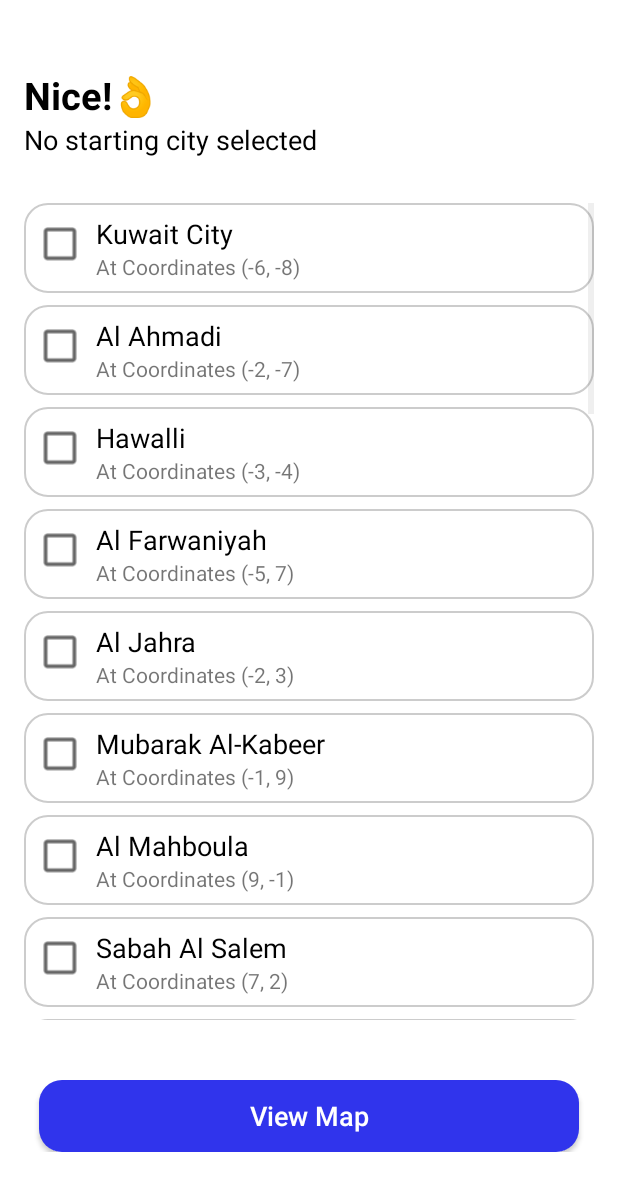
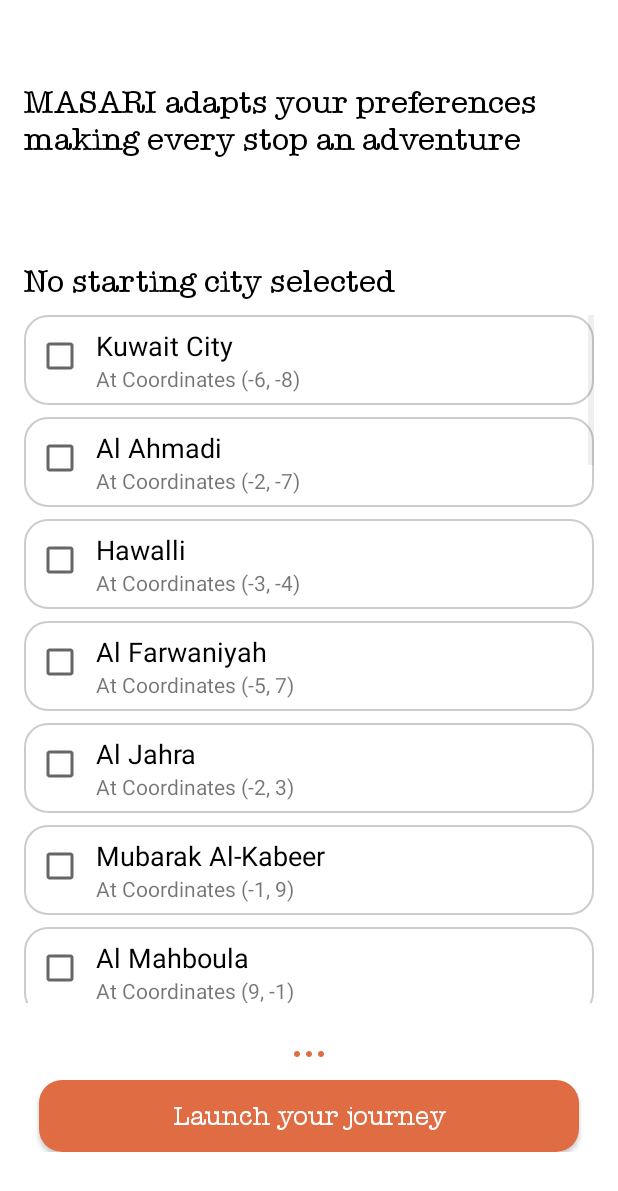
Before and after one commit to rayfadhli13/Masari_2.0, an Android app: the ThirdActivity screen opened directly, with no data from a screen before it, on a phone screen of 412 x 824 dp. Shown: the top 1191 px of the screen. Run offline under Robolectric (Android 15) with nearby library versions, the phone set to English and light mode, and no system bars; libraries missing offline, so code that uses them is left out: com.chaquo.python.

Commit message:
orange desin

```diff
--- a/app/src/main/res/drawable/rounded_background.xml
+++ b/app/src/main/res/drawable/rounded_background.xml
@@ -1,6 +1,6 @@
 <?xml version="1.0" encoding="utf-8"?>
 <shape xmlns:android="http://schemas.android.com/apk/res/android">
-    <solid android:color="#3034ec"/>
+    <solid android:color="#e06c44"/>
     <corners android:radius="15dp"/>
     <padding android:left="10dp" android:top="10dp" android:right="10dp" android:bottom="10dp"/>
 </shape>
--- a/app/src/main/res/layout/activity_third.xml
+++ b/app/src/main/res/layout/activity_third.xml
@@ -2,65 +2,86 @@
 <LinearLayout xmlns:android="http://schemas.android.com/apk/res/android"
     android:layout_width="match_parent"
     android:layout_height="match_parent"
+    android:background="#FFFFFF"
     android:orientation="vertical"
-    android:padding="16dp"
-    android:background="#FFFFFF">
+    android:padding="16dp">
+
     <TextView
         android:id="@+id/textView_appName"
         android:layout_width="wrap_content"
         android:layout_height="wrap_content"
+        android:layout_alignParentStart="true"
         android:layout_alignParentTop="true"
-        android:layout_alignParentStart="true"
-        android:layout_marginTop="30dp"
-        android:text="Nice!👌"
-        android:textStyle="bold"
-        android:textSize="25sp"
-        android:textColor="#000000" />
+        android:layout_marginTop="40dp"
+        android:fontFamily="@font/american_typewriter"
+        android:text="MASARI adapts your preferences\nmaking every stop an adventure"
+        android:textColor="#000000"
+        android:textSize="21sp" />
+
     <TextView
         android:id="@+id/tvSelectedCity"
         android:layout_width="wrap_content"
         android:layout_height="wrap_content"
-        android:layout_marginTop="0dp"
-        android:layout_marginBottom="30dp"
-        android:textSize="18sp"
+        android:layout_alignParentTop="true"
+        android:layout_centerHorizontal="true"
+        android:layout_marginTop="70dp"
+        android:layout_marginBottom="10dp"
+        android:fontFamily="@font/american_typewriter"
         android:text="Select your destinations\nNote: order is not important "
         android:textColor="#000000"
-        android:layout_alignParentTop="true"
-        android:layout_centerHorizontal="true"/>
+        android:textSize="21sp" />
+
     <ListView
         android:id="@+id/listViewCities"
         android:layout_width="match_parent"
         android:layout_height="0dp"
         android:layout_weight="1"
+        android:choiceMode="multipleChoice"
         android:divider="@null"
-        android:layout_marginBottom="30dp"
-        android:dividerHeight="0dp"
-        android:choiceMode="multipleChoice"/>
+        android:dividerHeight="0dp" />
+
+    <TextView
+        android:id="@+id/more"
+        android:layout_width="match_parent"
+        android:layout_height="wrap_content"
+        android:ellipsize="end"
+        android:fontFamily="@font/american_typewriter"
+        android:padding="8dp"
+        android:singleLine="true"
+        android:text="..."
+        android:textAlignment="center"
+        android:textColor="#e06c44"
+        android:textSize="30sp" />
+
+
     <RelativeLayout
         android:layout_width="match_parent"
         android:layout_height="wrap_content"
-        android:layout_marginTop="10dp"
+        android:layout_marginTop="0dp"
         android:layout_marginBottom="40dp">
+
         <Button
             android:id="@+id/btnConfirmSelection"
             android:layout_width="match_parent"
             android:layout_height="wrap_content"
-            android:text="View Map"
-            android:background="@drawable/rounded_background"
             android:layout_marginLeft="10dp"
             android:layout_marginRight="10dp"
             android:layout_marginBottom="0dp"
+            android:background="@drawable/rounded_background"
+            android:fontFamily="@font/american_typewriter"
+            android:padding="5dp"
+            android:text="Launch your journey"
+            android:textAllCaps="false"
             android:textColor="#FFFFFF"
-            android:textSize="18sp"
-            android:padding="5dp"
-            android:textAllCaps="false" />
+            android:textSize="18sp" />
+
         <ProgressBar
             android:id="@+id/progressBar"
+            style="?android:attr/progressBarStyleHorizontal"
             android:layout_width="match_parent"
             android:layout_height="wrap_content"
             android:layout_below="@id/btnConfirmSelection"
-            style="?android:attr/progressBarStyleHorizontal"
             android:max="100"
-            android:visibility="gone"/>
+            android:visibility="gone" />
     </RelativeLayout>
 </LinearLayout>
--- a/app/src/main/res/layout/list_item_city_checkbox.xml
+++ b/app/src/main/res/layout/list_item_city_checkbox.xml
@@ -14,8 +14,6 @@
             android:layout_width="wrap_content"
             android:layout_height="wrap_content"
             android:gravity="center_vertical"
-            android:scaleX="1.2"
-            android:scaleY="1.2"
             android:layout_marginEnd="0dp"
             android:paddingTop="20dp"/>
 
--- a/app/src/main/res/values/colors.xml
+++ b/app/src/main/res/values/colors.xml
@@ -1,9 +1,9 @@
 <?xml version="1.0" encoding="utf-8"?>
 <resources>
     <color name="purple_200">#FFBB86FC</color>
-    <color name="purple_500">#3034ec</color>
-    <color name="purple_700">#3034ec</color>
-    <color name="teal_200">#3034ec</color>
+    <color name="purple_500">#e06c44</color>
+    <color name="purple_700">#e06c44</color>
+    <color name="teal_200">#e06c44</color>
     <color name="teal_700">#FF018786</color>
     <color name="black">#FF000000</color>
     <color name="white">#FFFFFFFF</color>
--- a/app/src/main/res/values/styles.xml
+++ b/app/src/main/res/values/styles.xml
@@ -1,9 +1,9 @@
 <?xml version="1.0" encoding="utf-8"?>
 <resources>
     <style name="AppTheme" parent="Theme.AppCompat.Light.NoActionBar">
-        <item name="colorPrimary">#3034ec</item>
-        <item name="colorPrimaryDark">#3034ec</item>
-        <item name="colorAccent">#3034ec</item>
+        <item name="colorPrimary">#e06c44</item>
+        <item name="colorPrimaryDark">#e06c44</item>
+        <item name="colorAccent">#56bb68</item>
         <item name="android:windowBackground">#FFFFFF</item>
     </style>
 </resources>
```
Also changed, not shown: app/src/main/res/layout/activity_main.xml (+26 -34 lines), app/src/main/res/layout/activity_second.xml (+34 -19 lines), app/src/main/res/drawable/bg_logo.png (added), app/src/main/res/font/american_typewriter.ttf (added).
